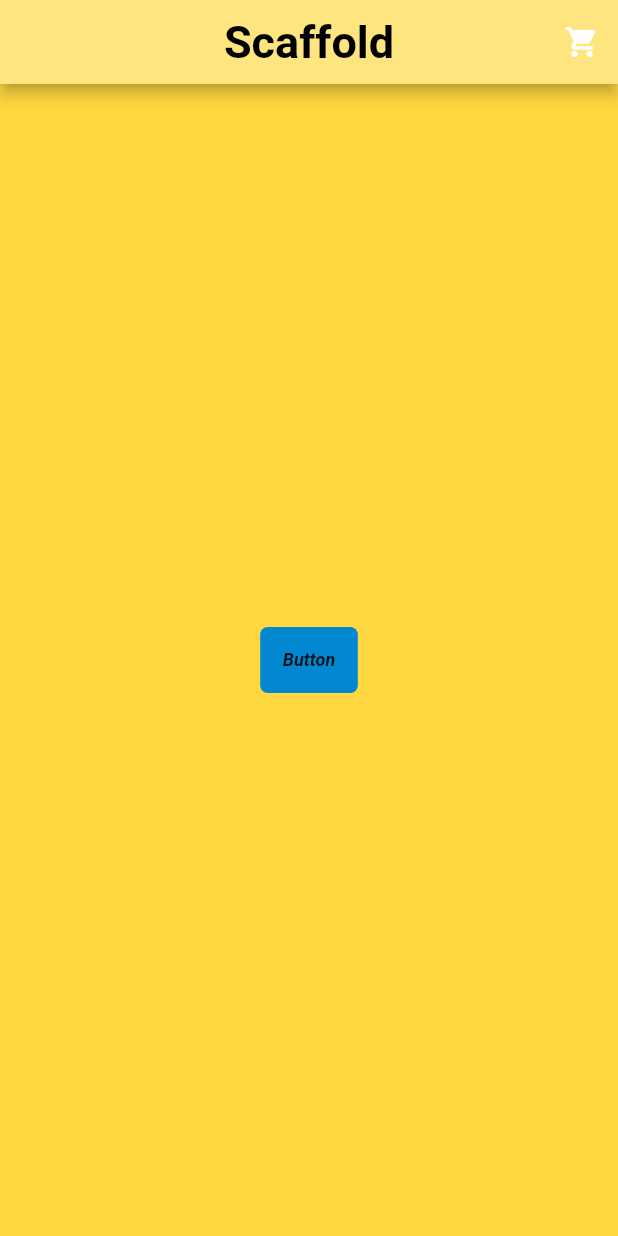
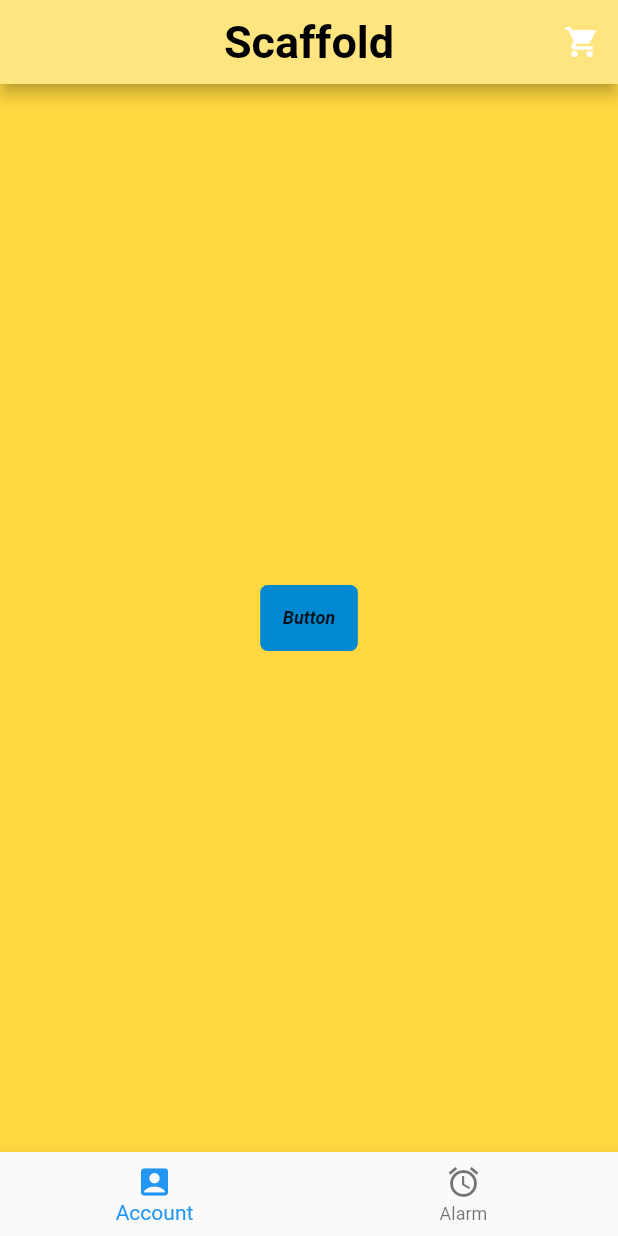
Before and after one commit to hasnainrabby/first_flutter_app, a Flutter app: the screen it shows after launch, on a phone screen of 412 x 824 dp. Run offline on Flutter 3.47's test engine with Material 2 defaults, Android fonts, the phone set to English and light mode, and no system bars.

Commit message:
Bottom Navigation Bar

```diff
--- a/lib/ui/home.dart
+++ b/lib/ui/home.dart
@@ -18,6 +18,10 @@ class ScaffoldExample extends StatelessWidget {
               icon: const Icon(Icons.shopping_cart))
         ],
       ),
+      bottomNavigationBar: BottomNavigationBar(items:  const [
+        BottomNavigationBarItem(icon:Icon (Icons.account_box),label: 'Account'),
+        BottomNavigationBarItem(icon:Icon (Icons.alarm),label: 'Alarm')
+      ],onTap: (int index)=> debugPrint("Tapped item: $index"),),
       backgroundColor: Colors.amberAccent,
       body: Container(
           alignment: Alignment.center,
```
